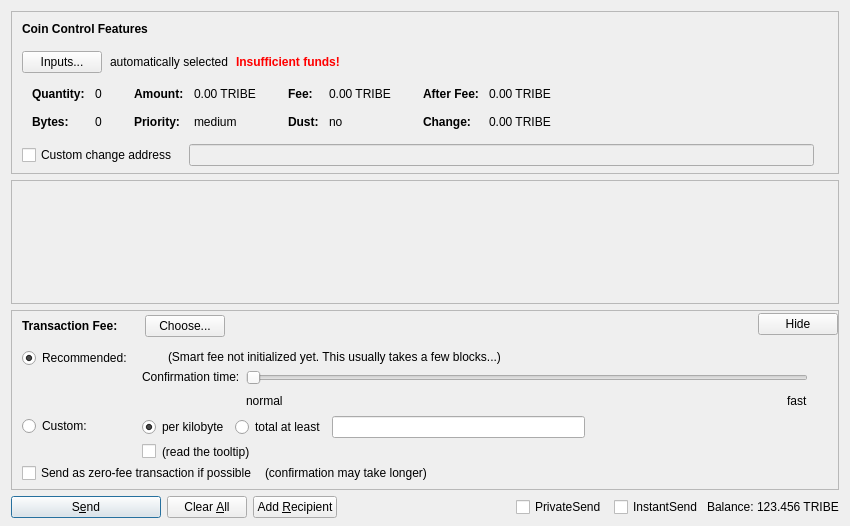
This is src/qt/forms/sendcoinsdialog.ui in TribeCrypto/tribe as Qt 5 draws it before an edit. The edited form follows.
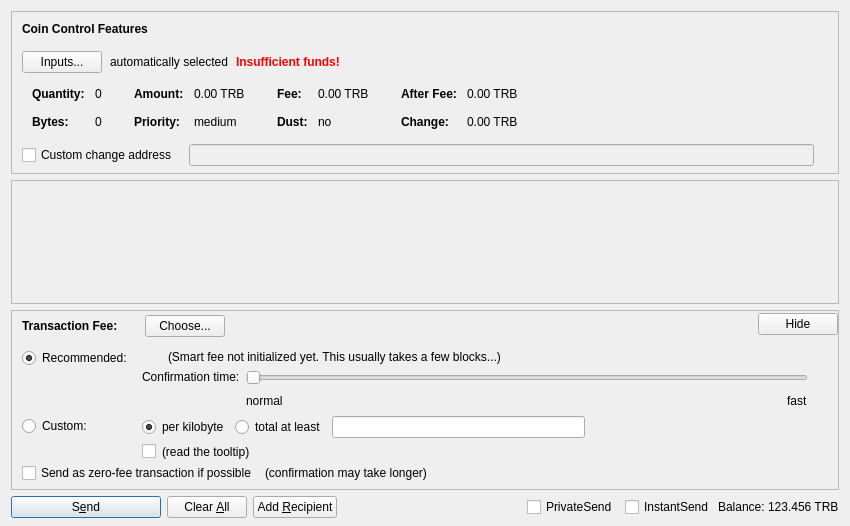
This is the edited form. Custom widgets are drawn as their Qt base class.

```diff
--- a/src/qt/forms/sendcoinsdialog.ui
+++ b/src/qt/forms/sendcoinsdialog.ui
@@ -324,7 +324,7 @@
                   <enum>Qt::ActionsContextMenu</enum>
                  </property>
                  <property name="text">
-                  <string notr="true">0.00 TRIBE</string>
+                  <string notr="true">0.00 TRB</string>
                  </property>
                  <property name="textInteractionFlags">
                   <set>Qt::LinksAccessibleByMouse|Qt::TextSelectableByKeyboard|Qt::TextSelectableByMouse</set>
@@ -404,7 +404,7 @@
                   <enum>Qt::ActionsContextMenu</enum>
                  </property>
                  <property name="text">
-                  <string notr="true">0.00 TRIBE</string>
+                  <string notr="true">0.00 TRB</string>
                  </property>
                  <property name="textInteractionFlags">
                   <set>Qt::LinksAccessibleByMouse|Qt::TextSelectableByKeyboard|Qt::TextSelectableByMouse</set>
@@ -484,7 +484,7 @@
                   <enum>Qt::ActionsContextMenu</enum>
                  </property>
                  <property name="text">
-                  <string notr="true">0.00 TRIBE</string>
+                  <string notr="true">0.00 TRB</string>
                  </property>
                  <property name="textInteractionFlags">
                   <set>Qt::LinksAccessibleByMouse|Qt::TextSelectableByKeyboard|Qt::TextSelectableByMouse</set>
@@ -513,7 +513,7 @@
                   <enum>Qt::ActionsContextMenu</enum>
                  </property>
                  <property name="text">
-                  <string notr="true">0.00 TRIBE</string>
+                  <string notr="true">0.00 TRB</string>
                  </property>
                  <property name="textInteractionFlags">
                   <set>Qt::LinksAccessibleByMouse|Qt::TextSelectableByKeyboard|Qt::TextSelectableByMouse</set>
@@ -1366,7 +1366,7 @@
           <cursorShape>IBeamCursor</cursorShape>
          </property>
          <property name="text">
-          <string notr="true">123.456 TRIBE</string>
+          <string notr="true">123.456 TRB</string>
          </property>
          <property name="textInteractionFlags">
           <set>Qt::LinksAccessibleByMouse|Qt::TextSelectableByKeyboard|Qt::TextSelectableByMouse</set>
```
